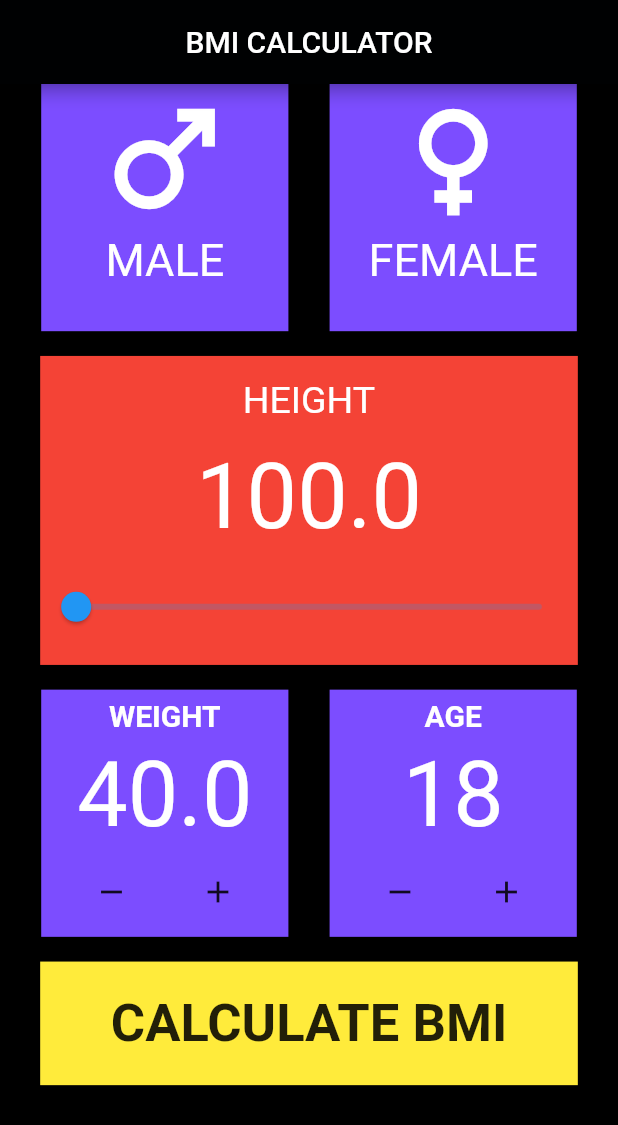
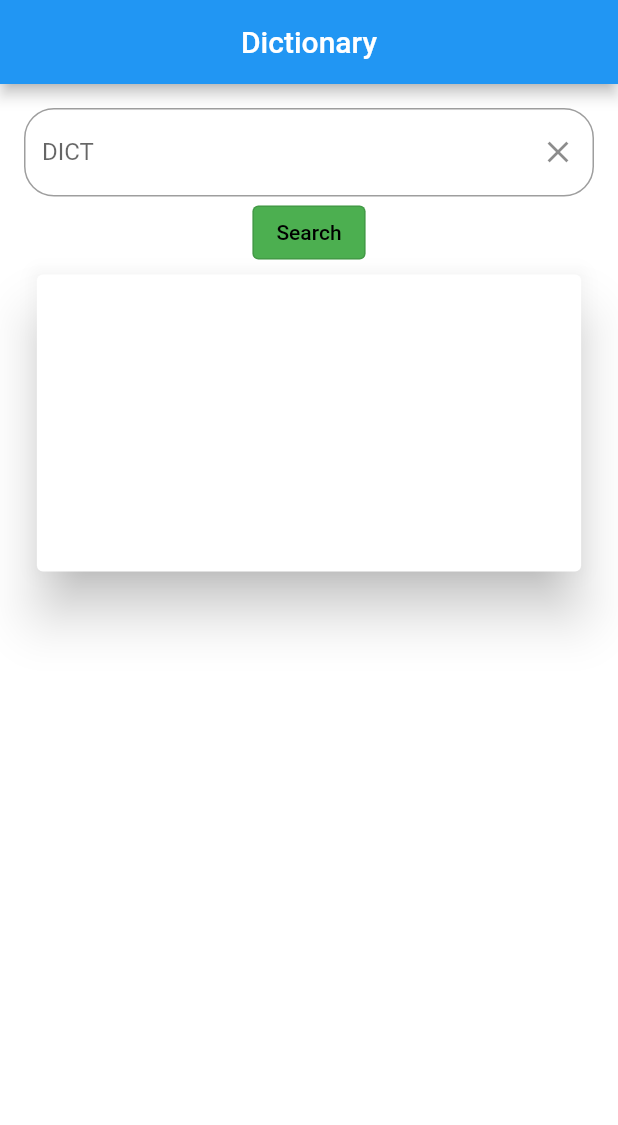
Before and after one commit to Architgupta04/Assignments, a Flutter app: the screen it shows after launch, on a phone screen of 412 x 824 dp. Shown: the top 1125 px of the screen. Run offline on Flutter 3.47's test engine with Material 2 defaults, Android fonts, the phone set to English and light mode, and no system bars; our stand-ins replace dio, google_fonts; missing offline and left inert: bmi_calc.

Commit message:
Add files via upload

```diff
--- a/lib/main.dart
+++ b/lib/main.dart
@@ -1,8 +1,9 @@
-import 'package:bmi_calc/screens/firstpage.dart';
+
+import 'package:dictionary/screens/homepage.dart';
 import 'package:flutter/material.dart';
 
-void main(){
+void main() {
   runApp(const MaterialApp(
-    home: FirstPage(),
+    home: HomePage(),
   ));
 }
--- /dev/null
+++ b/lib/screens/homepage.dart
@@ -0,0 +1,110 @@
+import 'package:dictionary/service/dictclient.dart';
+import 'package:flutter/material.dart';
+import 'package:google_fonts/google_fonts.dart';
+
+class HomePage extends StatefulWidget {
+  const HomePage({super.key});
+
+  @override
+  State<HomePage> createState() => _HomePageState();
+}
+
+class _HomePageState extends State<HomePage> {
+  DictClient dclient = DictClient();
+  TextEditingController tc = TextEditingController();
+  //Future<dynamic>? meaning;
+  dynamic meaning = '';
+  // @override
+  // void initState() {
+  //   super.initState();
+  // }
+
+  _callAPI(q) async {
+    //print("Calling........................");
+    try {
+      meaning = await dclient.searchforward(query: q);
+      if (meaning.runtimeType == Null) {
+        meaning = '';
+        //print(meaning.runtimeType);
+      }
+    } catch (err) {
+      meaning = 'NULL';
+      //print("SOME ERROR OCCURRED");
+    }
+
+    //print("THIS IS THE TYPE: ${str.runtimeType}");
+
+    //print(str);
+  }
+
+  @override
+  Widget build(BuildContext context) {
+    return SafeArea(
+        child: Scaffold(
+      appBar: AppBar(
+        title: const Text("Dictionary"),
+        centerTitle: true,
+        backgroundColor: Colors.blue,
+      ),
+      body: Container(
+        height: MediaQuery.of(context).size.height,
+        width: MediaQuery.of(context).size.width,
+        decoration: const BoxDecoration(color: Colors.white),
+        child: Padding(
+          padding: const EdgeInsets.all(16.0),
+          child: Column(
+            children: [
+              TextField(
+                controller: tc,
+                decoration: InputDecoration(
+                  //prefixIcon: const Icon(Icons.search),
+                  suffixIcon: IconButton(
+                      onPressed: () {
+                        tc.clear();
+                      },
+                      icon: const Icon(Icons.clear)),
+                  border: const OutlineInputBorder(
+                      borderRadius: BorderRadius.all(Radius.circular(20))),
+                  label: const Text("DICT"),
+                  hintText: "Enter a word..",
+                ),
+              ),
+              OutlinedButton(
+                style: const ButtonStyle(
+                    overlayColor: MaterialStatePropertyAll(Colors.grey),
+                    foregroundColor: MaterialStatePropertyAll(Colors.black),
+                    backgroundColor: MaterialStatePropertyAll(Colors.green)),
+                child: const Text("Search"),
+                onPressed: () {
+                  _callAPI(tc.text);
+                  tc.clear();
+                  setState(() {});
+                },
+              ),
+              Container(
+                width: MediaQuery.of(context).size.width * 0.9,
+                height: MediaQuery.of(context).size.height * 0.25,
+                decoration: BoxDecoration(
+                  borderRadius: BorderRadius.circular(10),
+                ),
+                child: Card(
+                  borderOnForeground: true,
+                  elevation: 15,
+                  child: Padding(
+                    padding: const EdgeInsets.all(4.0),
+                    child: ListView(children: [
+                      Text(
+                        meaning,
+                        style: GoogleFonts.lato(fontSize: 20),
+                      ),
+                    ]),
+                  ),
+                ),
+              )
+            ],
+          ),
+        ),
+      ),
+    ));
+  }
+}
--- /dev/null
+++ b/lib/service/dictclient.dart
@@ -0,0 +1,16 @@
+import 'package:dio/dio.dart';
+
+class DictClient {
+  Dio dict = Dio();
+
+  searchforward({required String query}) async {
+    String dictURL = "https://api.dictionaryapi.dev/api/v2/entries/en/$query";
+    try {
+      var response = await dict.get(dictURL);
+      //print("This is the response: ${response.data[0]['meanings'][0]['definitions'][0]['definition']}");
+      return response.data[0]['meanings'][0]['definitions'][0]['definition'];
+    } catch (error) {
+      print("Error: $error");
+    }
+  }
+}
--- a/pubspec.yaml
+++ b/pubspec.yaml
@@ -1,4 +1,4 @@
-name: bmi_calc
+name: dictionary
 description: A new Flutter project.
 # The following line prevents the package from being accidentally published to
 # pub.dev using `flutter pub publish`. This is preferred for private packages.
@@ -35,6 +35,7 @@ dependencies:
   # The following adds the Cupertino Icons font to your application.
   # Use with the CupertinoIcons class for iOS style icons.
   cupertino_icons: ^1.0.2
+  dio: ^5.3.2
   google_fonts: ^5.1.0
 
 dev_dependencies:
```
